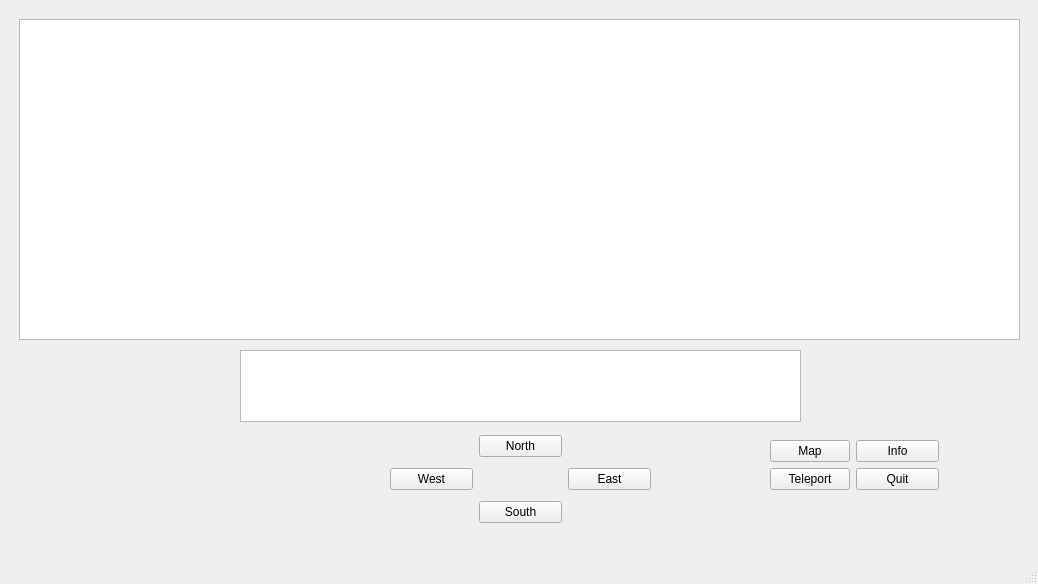
Above: mainwindow.ui from DavidWalshCode/Gork before the change. Below: the same form after it.
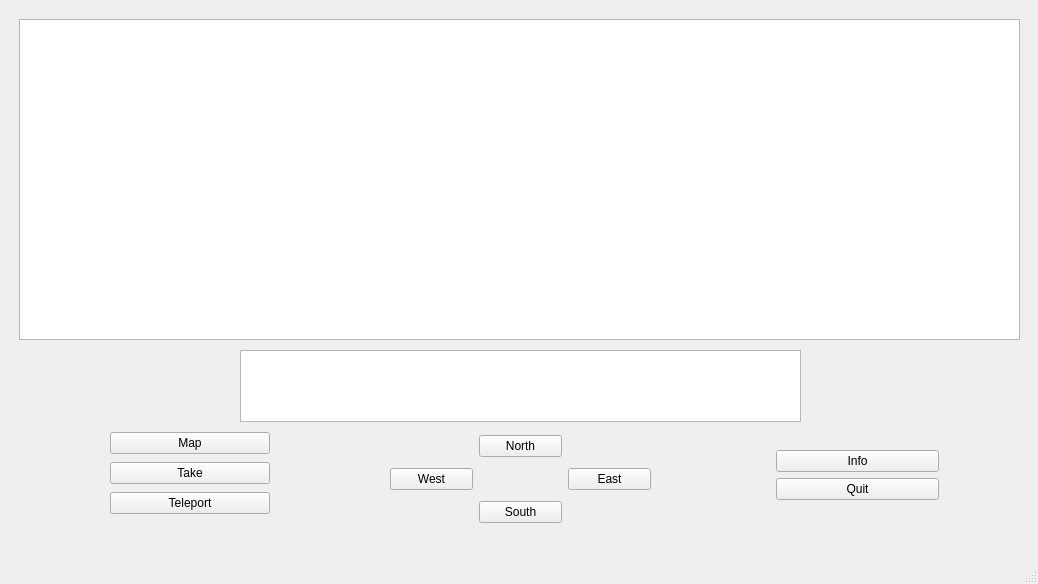
That is the form after the change.

Commit message: Adding take button and updating GUI for it

The edit to the form file:
```diff
--- a/mainwindow.ui
+++ b/mainwindow.ui
@@ -61,19 +61,12 @@
     <property name="geometry">
      <rect>
       <x>770</x>
-      <y>440</y>
+      <y>450</y>
       <width>169</width>
-      <height>74</height>
+      <height>88</height>
      </rect>
     </property>
     <layout class="QFormLayout" name="formLayout">
-     <item row="0" column="0">
-      <widget class="QPushButton" name="mapButton">
-       <property name="text">
-        <string>Map</string>
-       </property>
-      </widget>
-     </item>
      <item row="0" column="1">
       <widget class="QPushButton" name="infoButton">
        <property name="text">
@@ -81,13 +74,6 @@
        </property>
       </widget>
      </item>
-     <item row="2" column="0">
-      <widget class="QPushButton" name="teleportButton">
-       <property name="text">
-        <string>Teleport</string>
-       </property>
-      </widget>
-     </item>
      <item row="2" column="1">
       <widget class="QPushButton" name="quitButton">
        <property name="text">
@@ -127,6 +113,39 @@
      </item>
     </layout>
    </widget>
+   <widget class="QWidget" name="gridLayoutWidget">
+    <property name="geometry">
+     <rect>
+      <x>110</x>
+      <y>430</y>
+      <width>160</width>
+      <height>88</height>
+     </rect>
+    </property>
+    <layout class="QGridLayout" name="gridLayout_2">
+     <item row="0" column="0">
+      <widget class="QPushButton" name="mapButton">
+       <property name="text">
+        <string>Map</string>
+       </property>
+      </widget>
+     </item>
+     <item row="2" column="0">
+      <widget class="QPushButton" name="takeButton">
+       <property name="text">
+        <string>Take</string>
+       </property>
+      </widget>
+     </item>
+     <item row="3" column="0">
+      <widget class="QPushButton" name="teleportButton">
+       <property name="text">
+        <string>Teleport</string>
+       </property>
+      </widget>
+     </item>
+    </layout>
+   </widget>
   </widget>
   <widget class="QMenuBar" name="menubar">
    <property name="geometry">
```
The commit also changes 2 other files.
